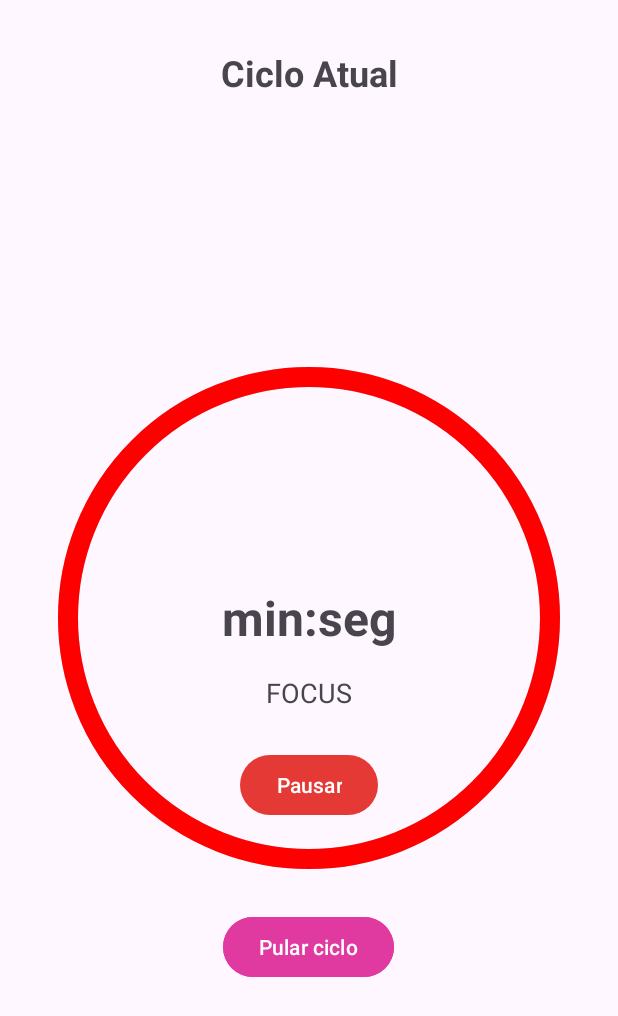
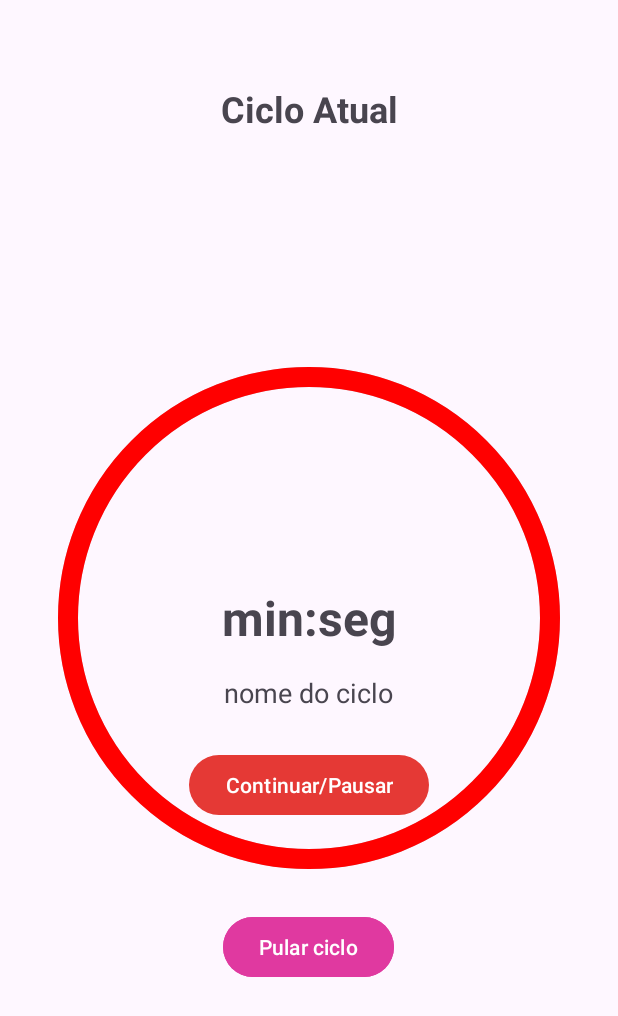
Before and after one commit to rianbene/pomodoro-timer, an Android app: the layout activity_timer.xml on its own in the app's theme, with its tools: preview values and no code run, on a phone screen of 412 x 824 dp. Shown: the top 1016 px of the screen. Run offline under Robolectric (Android 15) with nearby library versions, the phone set to English and light mode, and no system bars.

Commit message:
Ajustes de posição e nomes dos ciclos

```diff
--- a/app/src/main/java/com/rbene/pomodoro/TimerActivity.java
+++ b/app/src/main/java/com/rbene/pomodoro/TimerActivity.java
@@ -57,11 +57,11 @@ public class TimerActivity extends AppCompatActivity {
     private String getStateText(PomodoroManager.State state) {
         switch (state) {
             case FOCUS:
-                return "POMODORO";
+                return "Pomodoro";
             case SHORT_BREAK:
-                return "DESCANSO CURTO";
+                return "Descanso curto";
             case LONG_BREAK:
-                return "DESCANSO LONGO";
+                return "Descanso longo";
             default:
                 return "";
         }
--- a/app/src/main/res/layout/activity_timer.xml
+++ b/app/src/main/res/layout/activity_timer.xml
@@ -3,24 +3,22 @@
     android:layout_height="match_parent"
     android:padding="32dp">
 
-    <!-- Título no topo -->
     <TextView
         android:id="@+id/tvTitle"
         android:layout_width="match_parent"
         android:layout_height="wrap_content"
+        android:layout_alignParentTop="true"
+        android:layout_marginTop="24dp"
+        android:gravity="center"
         android:text="Ciclo Atual"
         android:textSize="24sp"
-        android:textStyle="bold"
-        android:gravity="center"
-        android:layout_alignParentTop="true"
-        android:layout_marginBottom="24dp" />
+        android:textStyle="bold" />
 
     <com.rbene.pomodoro.CircularTimerView
         android:id="@+id/circularView"
         android:layout_width="wrap_content"
         android:layout_height="wrap_content"
-        android:layout_centerInParent="true"
-        android:layout_marginTop="40dp" /> <!-- Ajusta se precisar -->
+        android:layout_centerInParent="true" />
 
     <TextView
         android:id="@+id/txtTime"
@@ -38,7 +36,7 @@
         android:layout_below="@id/txtTime"
         android:layout_centerHorizontal="true"
         android:layout_marginTop="16dp"
-        android:text="FOCUS"
+        android:text="nome do ciclo"
         android:textSize="18sp" />
 
     <Button
@@ -48,7 +46,7 @@
         android:layout_below="@id/txtStatus"
         android:layout_centerHorizontal="true"
         android:layout_marginTop="25dp"
-        android:text="Pausar" />
+        android:text="Continuar/Pausar" />
 
     <Button
         android:id="@+id/btnSkipCycle"
```
Also changed, not shown: app/src/main/res/layout/activity_config.xml (+11 -12 lines).
